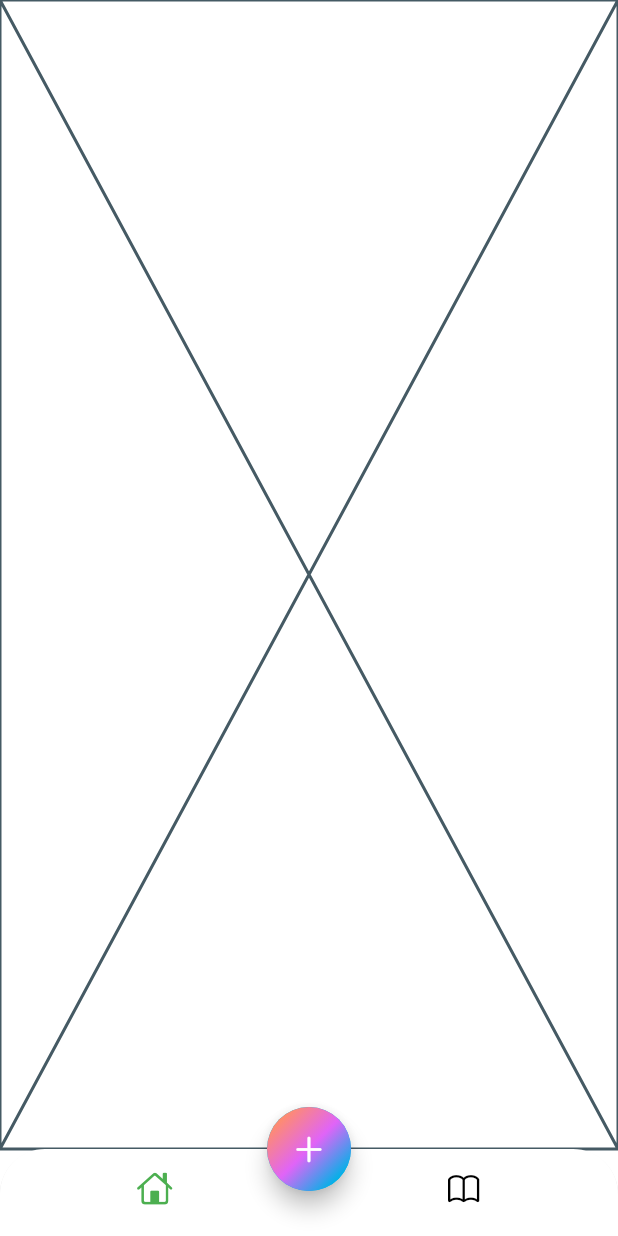
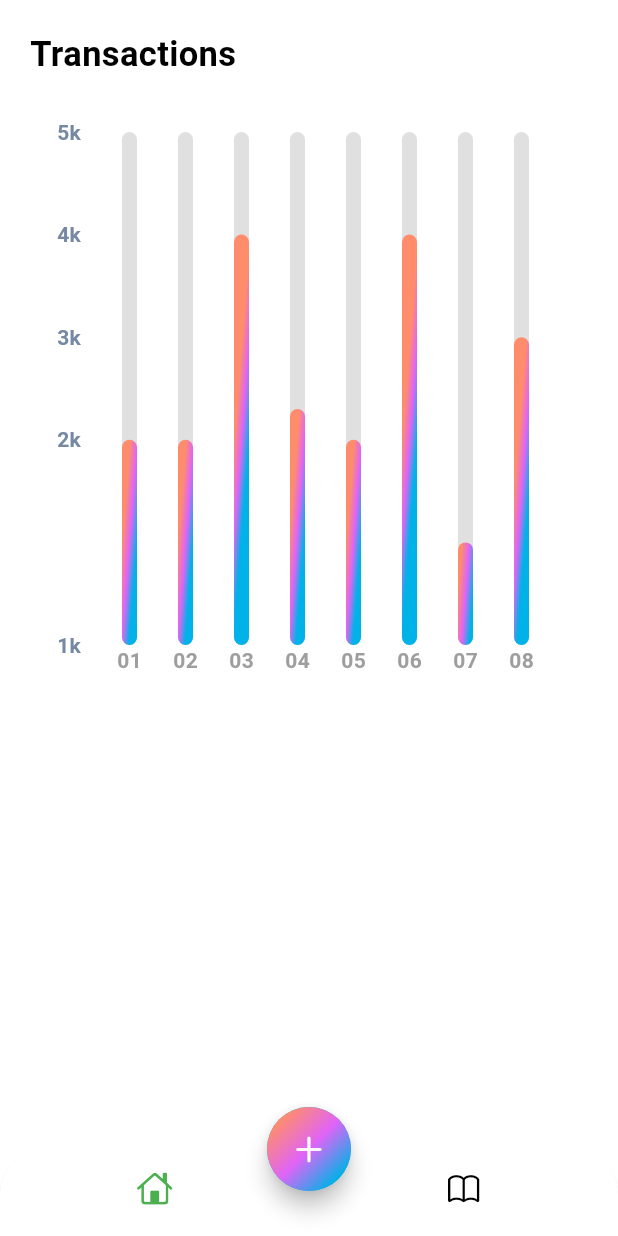
Before and after one commit to sandip142/expense_tracker, a Flutter app: the screen it shows after launch, item 2 of the bottom bar chosen, on a phone screen of 412 x 824 dp. Run offline on Flutter 3.47's test engine with Material 3 defaults, Android fonts, the light colour scheme and no system bars; drawn by our look-alikes of fl_chart; our stand-ins replace font_awesome_flutter.

Commit message:
flchart are included

```diff
--- /dev/null
+++ b/lib/screen/stats/chart_widget.dart
@@ -0,0 +1,164 @@
+import 'dart:math';
+
+import 'package:fl_chart/fl_chart.dart';
+import 'package:flutter/material.dart';
+
+class MyChart extends StatefulWidget {
+  const MyChart({super.key});
+
+  @override
+  State<MyChart> createState() => _MyChartState();
+}
+
+class _MyChartState extends State<MyChart> {
+  @override
+  Widget build(BuildContext context) {
+    return BarChart(mainChartData());
+  }
+
+  BarChartGroupData makeGroupdata(int x, double y) {
+    return BarChartGroupData(
+      x: x,
+      barRods: [
+        BarChartRodData(
+            toY: y,
+            gradient: LinearGradient(
+              colors: [
+                Theme.of(context).colorScheme.tertiary,
+                Theme.of(context).colorScheme.secondary,
+                Theme.of(context).colorScheme.primary
+              ],
+              transform: const GradientRotation(pi / 40),
+            ),
+            width: 10,
+            backDrawRodData: BackgroundBarChartRodData(
+                show: true, toY: 5, color: Colors.grey.shade300)),
+      ],
+    );
+  }
+
+  List<BarChartGroupData> showingGroups() => List.generate(8, (i) {
+        switch (i) {
+          case 0:
+            return makeGroupdata(0, 2);
+          case 1:
+            return makeGroupdata(1, 2);
+          case 2:
+            return makeGroupdata(2, 4);
+          case 3:
+            return makeGroupdata(3, 2.3);
+          case 4:
+            return makeGroupdata(4, 2);
+          case 5:
+            return makeGroupdata(5, 4);
+          case 6:
+            return makeGroupdata(6, 1);
+          case 7:
+            return makeGroupdata(7, 3);
+          default:
+            return throw Error();
+        }
+      });
+
+  BarChartData mainChartData() {
+    return BarChartData(
+      titlesData: FlTitlesData(
+        show: true,
+        rightTitles: const AxisTitles(
+          sideTitles: SideTitles(showTitles: false),
+        ),
+        topTitles: const AxisTitles(
+          sideTitles: SideTitles(showTitles: false),
+        ),
+        bottomTitles: AxisTitles(
+          sideTitles: SideTitles(
+            showTitles: true,
+            reservedSize: 38,
+            getTitlesWidget: getTiles,
+          ),
+        ),
+        leftTitles: AxisTitles(
+          sideTitles: SideTitles(showTitles: true, getTitlesWidget: leftTitle),
+        ),
+      ),
+      borderData: FlBorderData(
+        show: false,
+      ),
+      gridData: const FlGridData(show: false),
+      barGroups: showingGroups(),
+    );
+  }
+
+  Widget getTiles(double value, TitleMeta meta) {
+    const style = TextStyle(
+      color: Colors.grey,
+      fontWeight: FontWeight.bold,
+      fontSize: 14,
+    );
+    Widget text;
+
+    switch (value.toInt()) {
+      case 0:
+        text = const Text('01', style: style);
+        break;
+      case 1:
+        text = const Text('02', style: style);
+        break;
+      case 2:
+        text = const Text('03', style: style);
+        break;
+      case 3:
+        text = const Text('04', style: style);
+        break;
+      case 4:
+        text = const Text('05', style: style);
+        break;
+      case 5:
+        text = const Text('06', style: style);
+        break;
+      case 6:
+        text = const Text('07', style: style);
+        break;
+      case 7:
+        text = const Text('08', style: style);
+        break;
+      default:
+        text = const Text('', style: style);
+        break;
+    }
+    return SideTitleWidget(
+      axisSide: meta.axisSide,
+      space: 0,
+      child: text,
+    );
+  }
+
+  Widget leftTitle(double value, TitleMeta meta) {
+    const style = TextStyle(
+      color: Color(0xff7589a2),
+      fontWeight: FontWeight.bold,
+      fontSize: 14,
+    );
+    String text;
+    if (value == 0) {
+      text = "1k";
+    } else if (value == 2) {
+      text = '2k';
+    } else if (value == 3) {
+      text = '3k';
+    } else if (value == 3) {
+      text = '3k';
+    } else if (value == 4) {
+      text = '4k';
+    } else if (value == 5) {
+      text = '5k';
+    } else {
+      return Container();
+    }
+    return SideTitleWidget(
+      axisSide: meta.axisSide,
+      space: 0,
+      child: Text(text, style: style),
+    );
+  }
+}
--- a/lib/screen/stats/view/stat_screen.dart
+++ b/lib/screen/stats/view/stat_screen.dart
@@ -1,10 +1,47 @@
-import 'package:flutter/cupertino.dart';
+import 'package:expense_tracker/screen/stats/chart_widget.dart';
+import 'package:flutter/material.dart';
 
-class StatsScreen extends StatelessWidget {
+class StatsScreen extends StatefulWidget {
   const StatsScreen({super.key});
 
   @override
+  State<StatsScreen> createState() => _StatsScreenState();
+}
+
+class _StatsScreenState extends State<StatsScreen> {
+  @override
   Widget build(BuildContext context) {
-    return const Placeholder();
+    return SafeArea(
+      child: Padding(
+        padding: const EdgeInsets.all(20.0),
+        child: Column(
+          crossAxisAlignment: CrossAxisAlignment.start,
+          children: [
+            const Text(
+              'Transactions',
+              style: TextStyle(
+                fontSize: 23,
+                fontWeight: FontWeight.bold,
+              ),
+            ),
+            const SizedBox(
+              height: 15,
+            ),
+            Container(
+              width: MediaQuery.of(context).size.width,
+              height: MediaQuery.of(context).size.width,
+              decoration:BoxDecoration(
+                color: Colors.white,
+                borderRadius: BorderRadius.circular(12)
+              ),
+              child: const Padding(
+                padding: EdgeInsets.fromLTRB(12,20,12,12),
+                child: MyChart(),
+              ),
+            )
+          ],
+        ),
+      ),
+    );
   }
 }
--- a/pubspec.yaml
+++ b/pubspec.yaml
@@ -36,6 +36,7 @@ dependencies:
   # Use with the CupertinoIcons class for iOS style icons.
   cupertino_icons: ^1.0.6
   font_awesome_flutter: ^10.7.0
+  fl_chart: ^0.66.2
 
 dev_dependencies:
   flutter_test:
```
Also changed, not shown: pubspec.lock.
